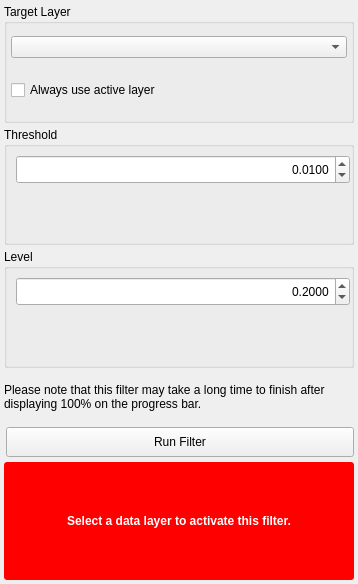
First picture: the form in src/Interface/ToolInterface/WatershedFilterInterface.ui, repository SCIInstitute/Seg3D, before the edit.
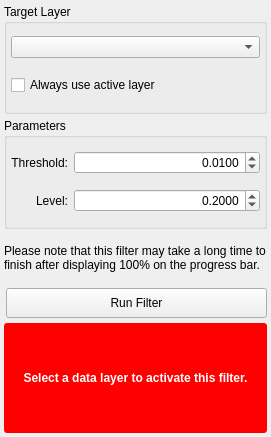
Second picture: the form after the edit. Custom widgets are drawn as their Qt base class.

Commit message: Improve filter parameter GUI layout.

The edit to the form file:
```diff
--- a/src/Interface/ToolInterface/WatershedFilterInterface.ui
+++ b/src/Interface/ToolInterface/WatershedFilterInterface.ui
@@ -6,8 +6,8 @@
    <rect>
     <x>0</x>
     <y>0</y>
-    <width>358</width>
-    <height>584</height>
+    <width>271</width>
+    <height>437</height>
    </rect>
   </property>
   <property name="sizePolicy">
@@ -161,85 +161,25 @@
 Unit used is the fraction of the original image's maximum height value.</string>
      </property>
      <property name="title">
-      <string>Threshold</string>
+      <string>Parameters</string>
      </property>
-     <widget class="QDoubleSpinBox" name="watershedThreshold_val">
-      <property name="enabled">
-       <bool>true</bool>
+     <layout class="QGridLayout" name="gridLayout">
+      <property name="leftMargin">
+       <number>4</number>
       </property>
-      <property name="geometry">
-       <rect>
-        <x>12</x>
-        <y>28</y>
-        <width>334</width>
-        <height>29</height>
-       </rect>
+      <property name="topMargin">
+       <number>4</number>
       </property>
-      <property name="sizePolicy">
-       <sizepolicy hsizetype="Expanding" vsizetype="Fixed">
-        <horstretch>0</horstretch>
-        <verstretch>0</verstretch>
-       </sizepolicy>
+      <property name="rightMargin">
+       <number>4</number>
       </property>
-      <property name="toolTip">
-       <string/>
-      </property>
-      <property name="alignment">
-       <set>Qt::AlignRight|Qt::AlignTrailing|Qt::AlignVCenter</set>
-      </property>
-      <property name="decimals">
+      <property name="bottomMargin">
        <number>4</number>
       </property>
-      <property name="maximum">
-       <double>1.000000000000000</double>
-      </property>
-      <property name="singleStep">
-       <double>0.001000000000000</double>
-      </property>
-      <property name="value">
-       <double>0.010000000000000</double>
-      </property>
-     </widget>
-    </widget>
-   </item>
-   <item>
-    <widget class="QGroupBox" name="groupBox_2">
-     <property name="sizePolicy">
-      <sizepolicy hsizetype="MinimumExpanding" vsizetype="Preferred">
-       <horstretch>0</horstretch>
-       <verstretch>0</verstretch>
-      </sizepolicy>
-     </property>
-     <property name="minimumSize">
-      <size>
-       <width>0</width>
-       <height>75</height>
-      </size>
-     </property>
-     <property name="maximumSize">
-      <size>
-       <width>16777215</width>
-       <height>16777215</height>
-      </size>
-     </property>
-     <property name="toolTip">
-      <string>The depth of metaphorical flooding of the image.
-Unit used is the fraction of the original image's maximum height value.</string>
-     </property>
-     <property name="title">
-      <string>Level</string>
-     </property>
+      <item row="1" column="1">
      <widget class="QDoubleSpinBox" name="watershedLevel_val">
-      <property name="geometry">
-       <rect>
-        <x>12</x>
-        <y>28</y>
-        <width>334</width>
-        <height>29</height>
-       </rect>
-      </property>
       <property name="sizePolicy">
-       <sizepolicy hsizetype="Expanding" vsizetype="Fixed">
+         <sizepolicy hsizetype="MinimumExpanding" vsizetype="Fixed">
         <horstretch>0</horstretch>
         <verstretch>0</verstretch>
        </sizepolicy>
@@ -263,6 +203,59 @@
        <double>0.200000000000000</double>
       </property>
      </widget>
+      </item>
+      <item row="0" column="1">
+       <widget class="QDoubleSpinBox" name="watershedThreshold_val">
+        <property name="enabled">
+         <bool>true</bool>
+        </property>
+        <property name="sizePolicy">
+         <sizepolicy hsizetype="MinimumExpanding" vsizetype="Fixed">
+          <horstretch>0</horstretch>
+          <verstretch>0</verstretch>
+         </sizepolicy>
+        </property>
+        <property name="toolTip">
+         <string/>
+        </property>
+        <property name="alignment">
+         <set>Qt::AlignRight|Qt::AlignTrailing|Qt::AlignVCenter</set>
+        </property>
+        <property name="decimals">
+         <number>4</number>
+        </property>
+        <property name="maximum">
+         <double>1.000000000000000</double>
+        </property>
+        <property name="singleStep">
+         <double>0.001000000000000</double>
+        </property>
+        <property name="value">
+         <double>0.010000000000000</double>
+        </property>
+       </widget>
+      </item>
+      <item row="1" column="0">
+       <widget class="QLabel" name="label">
+        <property name="text">
+         <string>Level:</string>
+        </property>
+        <property name="alignment">
+         <set>Qt::AlignRight|Qt::AlignTrailing|Qt::AlignVCenter</set>
+        </property>
+       </widget>
+      </item>
+      <item row="0" column="0">
+       <widget class="QLabel" name="label_3">
+        <property name="text">
+         <string>Threshold:</string>
+        </property>
+        <property name="alignment">
+         <set>Qt::AlignRight|Qt::AlignTrailing|Qt::AlignVCenter</set>
+        </property>
+       </widget>
+      </item>
+     </layout>
     </widget>
    </item>
    <item>
```
Lines whose indentation alone changed are shown as unchanged.
